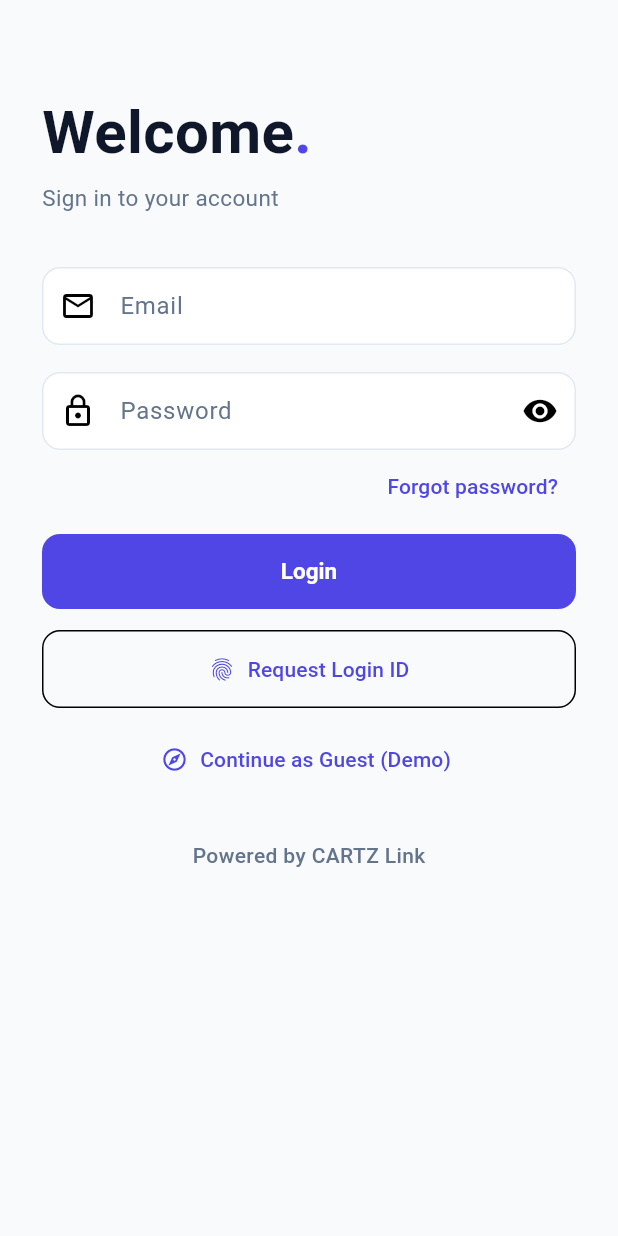
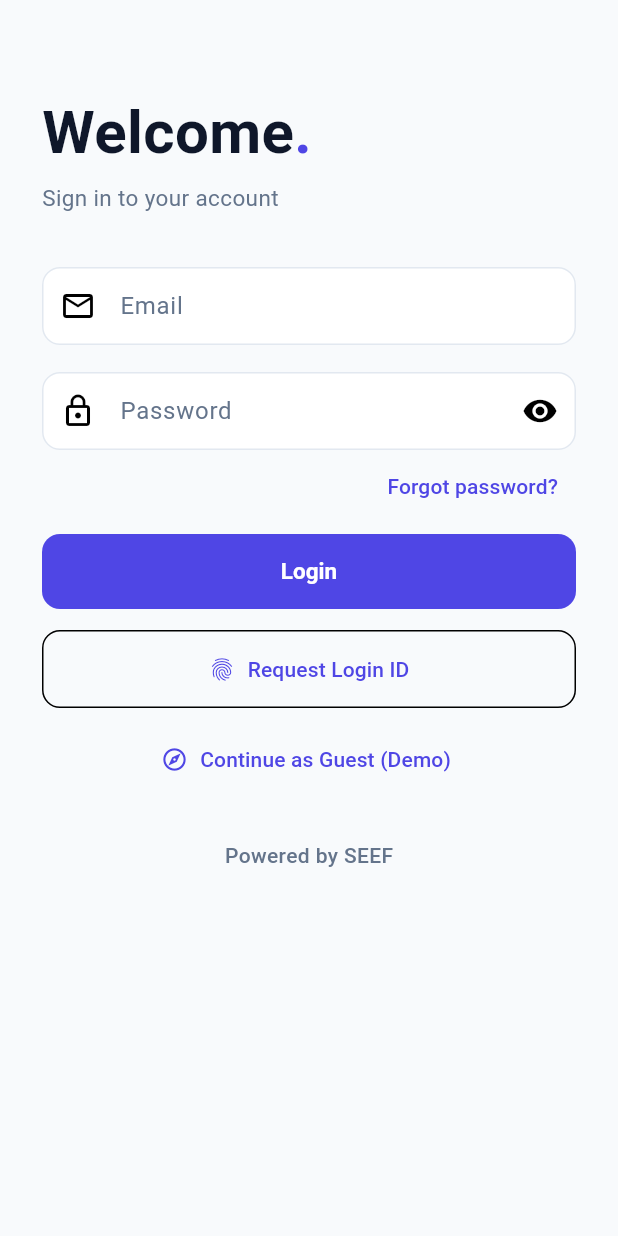
Before and after one commit to sarfaraz-ahmad-sa/SMS, a Flutter app: the screen it shows after launch, on a phone screen of 412 x 824 dp. Run offline on Flutter 3.47's test engine with Material 3 defaults, Android fonts, the light colour scheme and no system bars; our stand-ins replace cloud_firestore, date_time_picker, dropdown_search, firebase_auth, firebase_core, google_sign_in; missing offline and left inert: flutter_randomcolor, fzregex; accounts and stored records are empty; generated files the repository leaves out were written again.

Commit message:
Update LoginPage.dart

```diff
--- a/lib/Screens/LoginPage.dart
+++ b/lib/Screens/LoginPage.dart
@@ -336,7 +336,8 @@ class _MyHomePageState extends State<MyHomePage>
               const SizedBox(height: 30),
               Center(
                 child: Text(
-                  'Powered by CARTZ Link',
+                  'Powered by SEEF',
+                  // Secure. Scalable. Intelligent
                   style: TextStyle(
                     color: AppColors.textSecondary,
                     fontWeight: FontWeight.w500,
```
